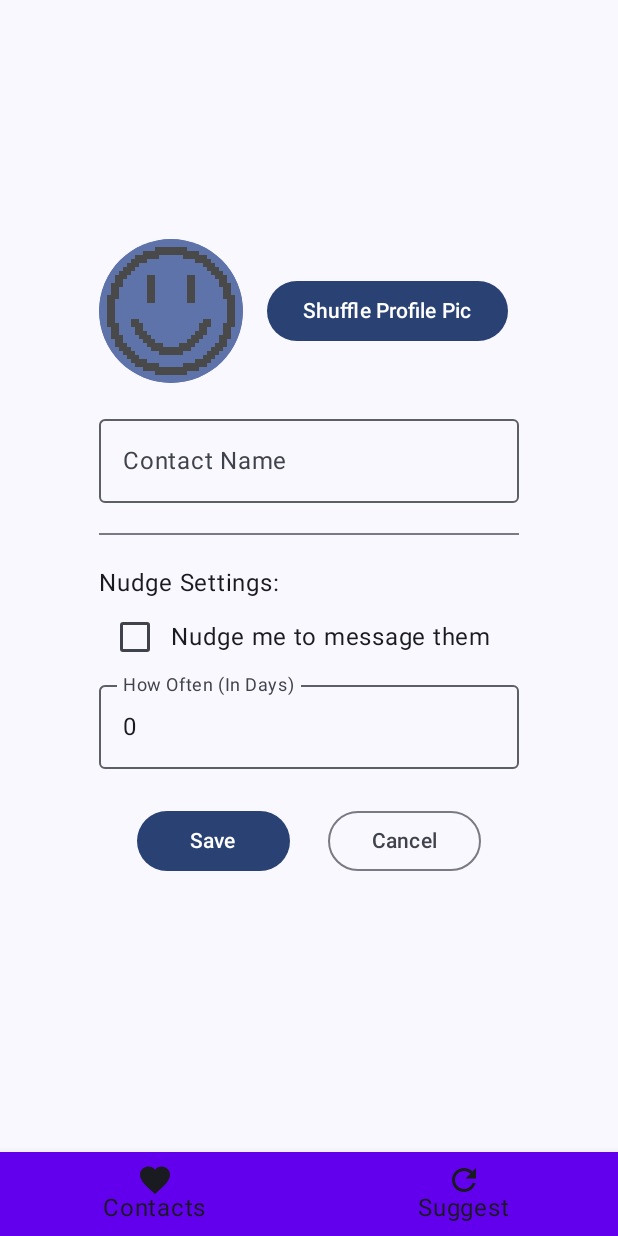
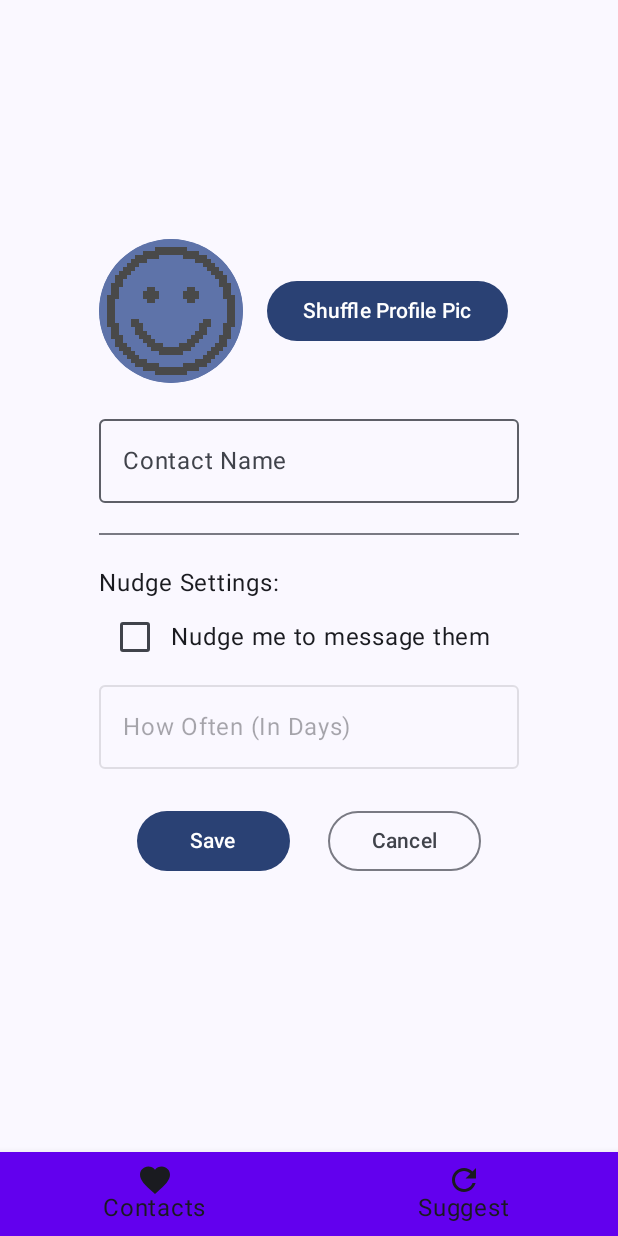
Before and after one commit to NoahOrtega/Hearts-Monitor, an Android app built with Jetpack Compose: the screen it shows after launch (MainActivity), after a tap on "Add a new contact", on a phone screen of 412 x 824 dp. Run offline under Robolectric (Android 15) with nearby library versions, the light colour scheme and no system bars.

Commit message:
added state to the edit screen

```diff
--- a/app/src/main/java/info/noahortega/heartsmonitor/HeartsViewModel.kt
+++ b/app/src/main/java/info/noahortega/heartsmonitor/HeartsViewModel.kt
@@ -1,16 +1,12 @@
 package info.noahortega.heartsmonitor
 
 
+import androidx.compose.runtime.MutableState
 import androidx.compose.runtime.mutableStateOf
 import androidx.lifecycle.ViewModel
 import java.time.*
 import kotlin.random.Random
 
-
-data class EditScreenUiState(
-   val contactId: Int? = null,
-   var editContact: Contact
-)
 
 val defaultProfilePics = listOf(
    R.drawable.smiles000,
@@ -22,22 +18,50 @@ val defaultProfilePics = listOf(
 )
 
 class HeartsViewModel : ViewModel() {
+   //Contacts Screen State ~~~~~~~~~~~~~~~~~~~~~~~~~~~~~~~~~~~~~~~~~~~~~~~~~~~~~~~~~~~~~~~~~~~~~~~~~~
 
-   val blankContact = Contact(
-      contactId = null,
-      name = "",
-      picture = defaultProfilePics.random(),
-      lastMessageDate = null,
-      isNudger = false,
-      nudgeDayInterval = 0,
-      nextNudgeDate = null
-   )
-
-   val currentEdit = mutableStateOf(blankContact)
-   fun onRandomPicPress() {
-      currentEdit.value.picture =  defaultProfilePics.random()
+   fun onFabPressed() {
+      setEditState(null)
+   }
+   fun onContactPressed(contact: Contact) {
+      setEditState(contact)
    }
 
+
+   //Edit Screen State ~~~~~~~~~~~~~~~~~~~~~~~~~~~~~~~~~~~~~~~~~~~~~~~~~~~~~~~~~~~~~~~~~~~~~~~~~~~~~~~~~~~~
+   data class EditUIState(
+      val name: MutableState<String> = mutableStateOf(""),
+      val imgId: MutableState<Int> = mutableStateOf(0),
+      val isNudger: MutableState<Boolean>  = mutableStateOf(false),
+      val nudgeDayInterval: MutableState<String?> = mutableStateOf(null),
+   )
+   val myEditState : EditUIState = EditUIState()
+   fun setEditState(contact: Contact?) {
+      if(contact == null) {
+         myEditState.apply {
+            this.name.value = ""
+            this.imgId.value = defaultProfilePics.random()
+            this.isNudger.value = false
+            this.nudgeDayInterval.value = ""
+         }
+      }
+      else {
+         myEditState.apply {
+            this.name.value = contact.name
+            this.imgId.value = contact.picture
+            this.isNudger.value = contact.isNudger
+            this.nudgeDayInterval.value = contact.nudgeDayInterval.toString()
+         }
+      }
+   }
+   fun onRandomPicPress() {
+      myEditState.imgId.value = defaultProfilePics.filter { it != myEditState.imgId.value}.random()
+   }
+   fun tryToChangeInterval(interval: String) {
+      if(interval.toIntOrNull() != null || interval == "") myEditState.nudgeDayInterval.value = interval
+   }
+
+   //Suggest Screen State ~~~~~~~~~~~~~~~~~~~~~~~~~~~~~~~~~~~~~~~~~~~~~~~~~~~~~~~~~~~~~~~~~~~~~~~~~~~~~~~~~~~~
    val suggestedContact = mutableStateOf(newRandomContact() as Contact?)
    fun newSuggestionPressed() {
       suggestedContact.value = newRandomContact()
@@ -49,11 +73,7 @@ class HeartsViewModel : ViewModel() {
       return dummyContacts(4).random()
    }
 
-   private fun contactContacted(contactId : Long) {
-      //TODO: find contact, set contact date to now
-   }
-
-
+   //Test Functions ~~~~~~~~~~~~~~~~~~~~~~~~~~~~~~~~~~~~~~~~~~~~~~~~~~~~~~~~~~~~~~~~~~~~~~~~~~~~~~~~~~~~
 
    fun dummyContact() : Contact {
       return Contact(
--- a/app/src/main/java/info/noahortega/heartsmonitor/MainActivity.kt
+++ b/app/src/main/java/info/noahortega/heartsmonitor/MainActivity.kt
@@ -20,7 +20,6 @@ import androidx.compose.runtime.getValue
 import androidx.compose.ui.Alignment
 import androidx.compose.ui.Modifier
 import androidx.compose.ui.draw.clip
-import androidx.compose.ui.graphics.Color
 import androidx.compose.ui.graphics.vector.ImageVector
 import androidx.compose.ui.platform.LocalConfiguration
 import androidx.compose.ui.res.painterResource
@@ -68,22 +67,30 @@ fun EntryPoint() {
       content = {
          val mod = Modifier.padding(it)
          NavHost(navController = nav, startDestination = Screen.Contact.route) {
-            composable(Screen.Contact.route) { ContactsScreen(
+            composable(Screen.Contact.route) { ContactsScreen (
                contacts = listOf(),
                modifier = mod.fillMaxSize(),
-               onFab = {nav.navigate(Screen.Edit.route)})} //TODO:change to actual contacts screen
+               onFab = {
+                  vm.onFabPressed()
+                  nav.navigate(Screen.Edit.route)
+               })}
             composable(Screen.Edit.route) {
-               EditContactScreen(onRandom = {vm.onRandomPicPress()},
-                  contact = vm.currentEdit.value,
+               EditContactScreen(
+                  name = vm.myEditState.name.value, picture = vm.myEditState.imgId.value,
+                  isNudger = vm.myEditState.isNudger.value, dayInterval = vm.myEditState.nudgeDayInterval.value,
+                  onRandomPressed = {vm.onRandomPicPress()},
                   modifier = mod.fillMaxSize(),
-                  onSave = {
-                     //TODO: vm
+                  onSavePressed = {
+                     //TODO: save in vm + prevent multiple presses
                      nav.popBackStack()
                   },
-                  onCancel = {
-                     //TODO: vm
+                  onCancelPressed = {
                      nav.popBackStack()
-                  })}
+                  },
+                  onNameChange = {name -> vm.myEditState.name.value = name},
+                  onDayIntervalChange = {interval -> vm.tryToChangeInterval(interval)},
+                  onNudgeChange = {doNudge -> vm.myEditState.isNudger.value = doNudge},
+               )}
             composable(Screen.Nudge.route) { }
             composable(Screen.Random.route) { SuggestionScreen(
                contact = vm.suggestedContact.value,
@@ -96,15 +103,14 @@ fun EntryPoint() {
 
 @OptIn(ExperimentalMaterial3Api::class)
 @Composable
-fun MainScaffold(mod: Modifier = Modifier,
+fun MainScaffold(modifier: Modifier = Modifier,
                  nav: NavHostController,
                  content: @Composable (PaddingValues) -> Unit) {
    Scaffold(
-      modifier = mod,
+      modifier = modifier,
       bottomBar = { BottomBar(nav = nav)},
    ) {  contentPadding -> content(contentPadding) }
 }
-
 
 val screenList = listOf(
    Screen.Contact,
@@ -112,11 +118,11 @@ val screenList = listOf(
 )
 
 @Composable
-fun BottomBar(mod: Modifier = Modifier, nav : NavHostController) {
+fun BottomBar(modifier: Modifier = Modifier, nav : NavHostController) {
    val navBackStackEntry by nav.currentBackStackEntryAsState()
    val currentDestination = navBackStackEntry?.destination
 
-   BottomNavigation() {
+   BottomNavigation(modifier = modifier) {
       screenList.forEach { screen ->
          val onThisScreen = currentDestination?.hierarchy?.any { it.route == screen.route }
          BottomNavigationItem(
@@ -141,13 +147,12 @@ fun BottomBar(mod: Modifier = Modifier, nav : NavHostController) {
    }
 }
 
-
 @OptIn(ExperimentalMaterial3Api::class)
 @Composable
-fun EditContactScreen(modifier: Modifier = Modifier, onRandom: () -> Unit,
-                      onSave: () -> Unit, onCancel: () -> Unit, contact: Contact?) {
-   val imageId = R.drawable.smiles001 //TODO: from VM
-
+fun EditContactScreen(name: String, picture: Int, isNudger: Boolean, dayInterval: String?,
+                      onNameChange: (String) -> Unit, onDayIntervalChange: (String) -> Unit, onNudgeChange: (Boolean)-> Unit,
+                      modifier: Modifier = Modifier,
+                      onRandomPressed: () -> Unit, onSavePressed: () -> Unit, onCancelPressed: () -> Unit,) {
    Column(modifier = modifier
       .padding(40.dp)
       .verticalScroll(rememberScrollState()),
@@ -156,29 +161,31 @@ fun EditContactScreen(modifier: Modifier = Modifier, onRandom: () -> Unit,
    ) {
       Column(Modifier.width(intrinsicSize = IntrinsicSize.Max)) {
          Row(verticalAlignment = Alignment.CenterVertically) {
-            ContactImage(modifier = Modifier.width(96.dp), imgId = imageId, name = "Edit Screen")
+            ContactImage(modifier = Modifier.width(96.dp), imgId = picture, name = "Edit Screen")
             Spacer(modifier = Modifier.size(16.dp))
-            Button(onClick = { onRandom() }) {
+            Button(onClick = { onRandomPressed() }) {
                Text(text = "Shuffle Profile Pic")
             }
          }
          Spacer(modifier = Modifier.size(16.dp))
-         OutlinedTextField( //TODO: text limit
-            value = contact?.name ?: "",
-            onValueChange = { contact?.name = it },
-            label = { Text("Contact Name") }
+         OutlinedTextField( //TODO:text size limit
+            value = name,
+            onValueChange = { onNameChange(it) },
+            label = { Text("Contact Name") },
+            singleLine = true,
+
          )
          Divider(thickness = 1.dp, modifier = Modifier.padding(vertical = 20.dp))
          Text(text = "Nudge Settings:")
          Row(verticalAlignment = Alignment.CenterVertically) {
-            Checkbox(checked = false, onCheckedChange = {}) //Todo: make work
+            Checkbox(checked = isNudger, onCheckedChange = {onNudgeChange(it)}) //Todo: make work
             Text(text = "Nudge me to message them")
          }
-         OutlinedTextField( //TODO: only allow Ints
-            value = contact?.nudgeDayInterval?.toString() ?: "",
-            onValueChange = { contact?.nudgeDayInterval =  it.toInt()},
+         OutlinedTextField(
+            value = dayInterval?.toString() ?: "",
+            onValueChange = { onDayIntervalChange(it) },
             label = { Text("How Often (In Days)") },
-            enabled = true
+            enabled = isNudger
          )
          Row(horizontalArrangement = Arrangement.SpaceEvenly,
          modifier = Modifier
@@ -186,11 +193,11 @@ fun EditContactScreen(modifier: Modifier = Modifier, onRandom: () -> Unit,
             .padding(vertical = 24.dp)) {
             val buttonModifier = Modifier.width(102.dp)
             Button(modifier = buttonModifier,
-               onClick = { onSave() }) {
-               Text(text = "Save", )
+               onClick = { onSavePressed() }) {
+               Text(text = "Save" )
             }
             OutlinedButton(modifier = buttonModifier,
-               onClick = { onCancel() }) {
+               onClick = { onCancelPressed() }) {
                Text(text = "Cancel")
             }
          }
```
